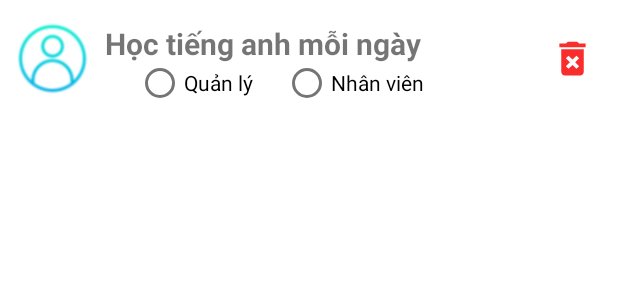
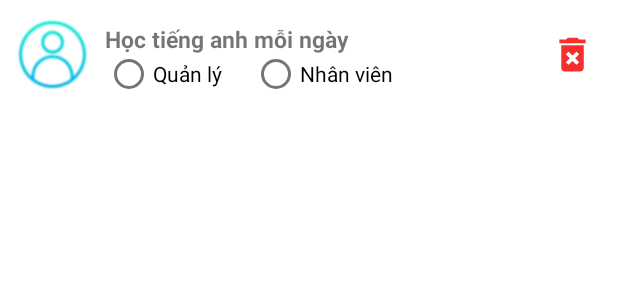
Before and after one commit to tayduasieucuong/DoAn_AndroidStudio, an Android app: the layout item_list_person.xml on its own in the app's theme, with its tools: preview values and no code run, on a phone screen of 412 x 824 dp. Shown: the top 300 px of the screen. Run offline under Robolectric (Android 15) with nearby library versions, the phone set to English and light mode, and no system bars.

Commit message:
Fix item row listview

```diff
--- a/app/src/main/res/layout/item_list_person.xml
+++ b/app/src/main/res/layout/item_list_person.xml
@@ -16,7 +16,9 @@
         android:layout_marginStart="10dp"
         android:layout_marginTop="5dp"
         android:text="Học tiếng anh mỗi ngày"
-        android:textSize="20dp"
+        android:textSize="15dp"
+        android:layout_marginEnd="20dp"
+        app:layout_constraintEnd_toStartOf="@id/btn_outgr"
         android:textStyle="bold"
         app:layout_constraintStart_toEndOf="@+id/imageView"
         app:layout_constraintTop_toTopOf="parent"
@@ -45,20 +47,18 @@
 
     <RadioGroup
         android:id="@+id/rdg"
-        android:layout_width="268dp"
+        android:layout_width="wrap_content"
         android:layout_height="25dp"
         android:orientation="horizontal"
         android:textSize="20dp"
-        app:layout_constraintEnd_toEndOf="parent"
         app:layout_constraintHorizontal_bias="0.489"
-        app:layout_constraintStart_toStartOf="parent"
+        app:layout_constraintStart_toStartOf="@id/name_group"
         app:layout_constraintTop_toBottomOf="@+id/name_group">
 
         <RadioButton
             android:id="@+id/radioButton"
             android:layout_width="wrap_content"
             android:layout_height="wrap_content"
-            android:layout_marginLeft="20dp"
             android:text="Quản lý" />
 
         <RadioButton
```
